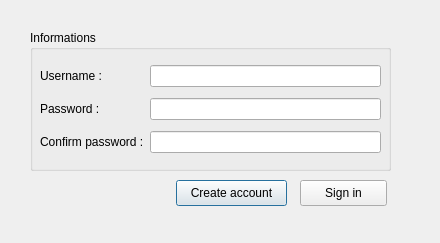
Above: account.ui from karam-ch/tp1c- before the change. Below: the same form after it.
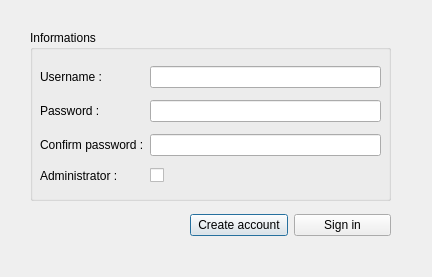
That is the form after the change.

```diff
--- a/account.ui
+++ b/account.ui
@@ -6,8 +6,8 @@
    <rect>
     <x>0</x>
     <y>0</y>
-    <width>440</width>
-    <height>243</height>
+    <width>432</width>
+    <height>277</height>
    </rect>
   </property>
   <property name="windowTitle">
@@ -19,7 +19,7 @@
      <x>30</x>
      <y>30</y>
      <width>361</width>
-     <height>141</height>
+     <height>171</height>
     </rect>
    </property>
    <property name="title">
@@ -31,7 +31,7 @@
       <x>10</x>
       <y>30</y>
       <width>341</width>
-      <height>101</height>
+      <height>131</height>
      </rect>
     </property>
     <layout class="QGridLayout" name="gridLayout">
@@ -65,34 +65,48 @@
        </property>
       </widget>
      </item>
+     <item row="3" column="1">
+      <widget class="QCheckBox" name="adminCheckBox">
+       <property name="text">
+        <string/>
+       </property>
+      </widget>
+     </item>
+     <item row="3" column="0">
+      <widget class="QLabel" name="label_4">
+       <property name="text">
+        <string>Administrator :</string>
+       </property>
+      </widget>
+     </item>
     </layout>
    </widget>
   </widget>
-  <widget class="QPushButton" name="createButton">
+  <widget class="QWidget" name="horizontalLayoutWidget">
    <property name="geometry">
     <rect>
-     <x>176</x>
-     <y>180</y>
-     <width>111</width>
-     <height>26</height>
+     <x>190</x>
+     <y>210</y>
+     <width>201</width>
+     <height>31</height>
     </rect>
    </property>
-   <property name="text">
-    <string>Create account</string>
-   </property>
-  </widget>
-  <widget class="QPushButton" name="signInButton">
-   <property name="geometry">
-    <rect>
-     <x>300</x>
-     <y>180</y>
-     <width>87</width>
-     <height>26</height>
-    </rect>
-   </property>
-   <property name="text">
-    <string>Sign in</string>
-   </property>
+   <layout class="QHBoxLayout" name="horizontalLayout">
+    <item>
+     <widget class="QPushButton" name="createButton">
+      <property name="text">
+       <string>Create account</string>
+      </property>
+     </widget>
+    </item>
+    <item>
+     <widget class="QPushButton" name="signInButton">
+      <property name="text">
+       <string>Sign in</string>
+      </property>
+     </widget>
+    </item>
+   </layout>
   </widget>
  </widget>
  <resources/>
```
Left out of the diff: 24 changed lines with no effect on the pictures.
